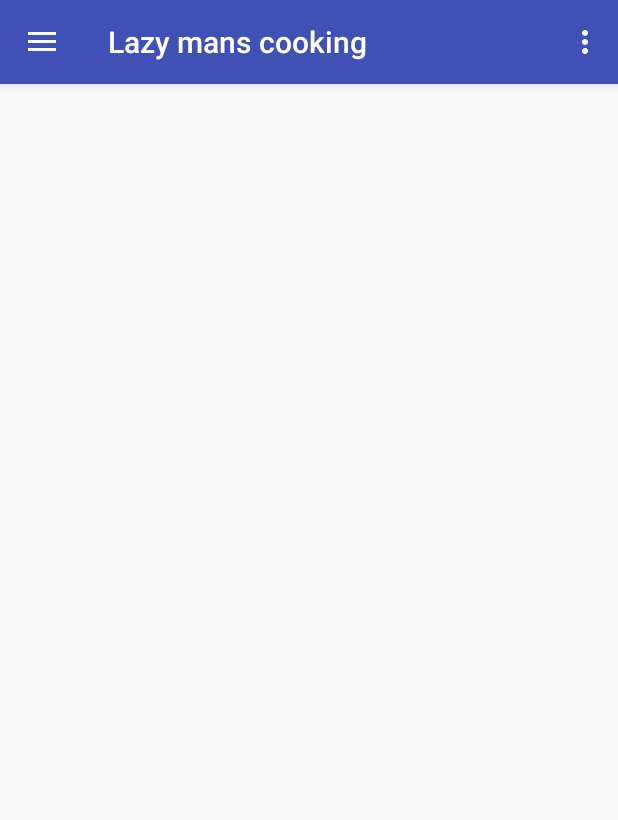
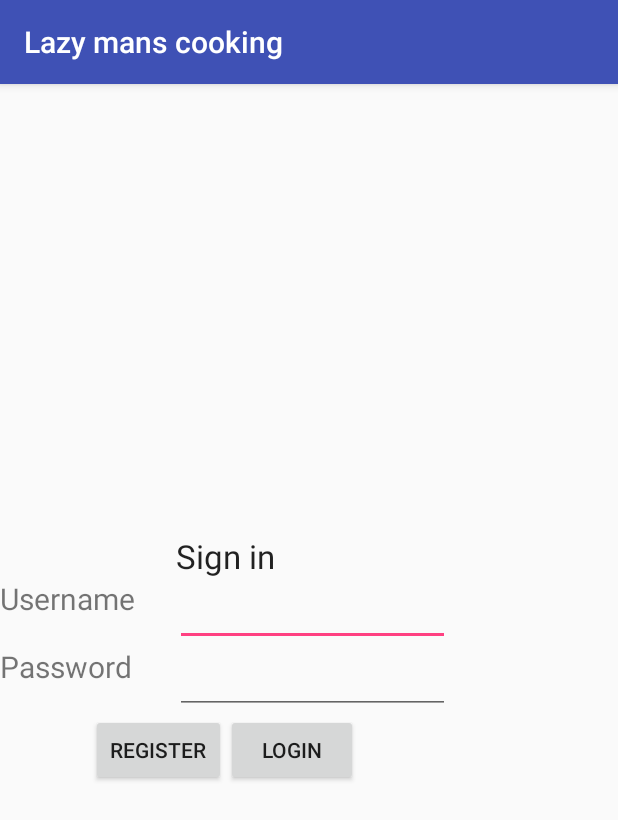
Before and after one commit to Bodhie/LazyMansCooking, an Android app: the screen it shows after launch (MainActivity before the commit, LogonActivity after it), on a phone screen of 412 x 824 dp. Shown: the top 820 px of the screen. Run offline under Robolectric (Android 15) with nearby library versions, the phone set to English and light mode, and no system bars.

Commit message:
Login screen addded

```diff
--- a/LazyMansCooking/app/src/main/AndroidManifest.xml
+++ b/LazyMansCooking/app/src/main/AndroidManifest.xml
@@ -8,6 +8,7 @@
         android:label="@string/app_name"
         android:supportsRtl="true"
         android:theme="@style/AppTheme" >
+        <activity android:name=".LogonActivity" />
         <activity
             android:name=".MainActivity"
             android:label="@string/app_name"
--- /dev/null
+++ b/LazyMansCooking/app/src/main/java/com/group10/lazymanscooking/LogonActivity.java
@@ -0,0 +1,22 @@
+package com.group10.lazymanscooking;
+
+import android.content.Intent;
+import android.os.Bundle;
+import android.support.v7.app.AppCompatActivity;
+import android.view.View;
+
+/**
+ * Created by Stefan on 2015-12-17.
+ */
+public class LogonActivity extends AppCompatActivity {
+    @Override
+    protected void onCreate(Bundle savedInstanceState) {
+        super.onCreate(savedInstanceState);
+        setContentView(R.layout.activity_logon);
+    }
+
+    public void login(View v){
+        Intent intent = new Intent(this, MainActivity.class);
+        startActivity(intent);
+    }
+}
--- a/LazyMansCooking/app/src/main/java/com/group10/lazymanscooking/Splash.java
+++ b/LazyMansCooking/app/src/main/java/com/group10/lazymanscooking/Splash.java
@@ -18,7 +18,7 @@ public class Splash extends Activity {
         int secondsDelayed = 1;
         new Handler().postDelayed(new Runnable() {
             public void run() {
-                startActivity(new Intent(Splash.this, MainActivity.class));
+                startActivity(new Intent(Splash.this, LogonActivity.class));
                 finish();
             }
         }, secondsDelayed * 2000);
--- /dev/null
+++ b/LazyMansCooking/app/src/main/res/layout/activity_logon.xml
@@ -0,0 +1,74 @@
+<?xml version="1.0" encoding="utf-8"?>
+<LinearLayout xmlns:android="http://schemas.android.com/apk/res/android"
+    android:orientation="vertical" android:layout_width="match_parent"
+    android:layout_height="match_parent">
+
+    <TableLayout
+        xmlns:android="http://schemas.android.com/apk/res/android"
+        android:layout_width="300dp"
+        android:layout_height="match_parent"
+        android:gravity="center">
+
+        <TextView
+            android:layout_width="wrap_content"
+            android:layout_height="wrap_content"
+            android:textAppearance="?android:attr/textAppearanceLarge"
+            android:text="Sign in"
+            android:id="@+id/textView2"
+            android:layout_column="0"
+            android:textAlignment="center"/>
+        <TableRow
+            android:layout_height="wrap_content"
+            android:layout_width="fill_parent"
+            android:gravity="center_horizontal">
+
+            <TextView
+                android:layout_width="match_parent"
+                android:layout_height="match_parent"
+                android:id="@+id/viewUsername"
+                android:text="Username"
+                android:textSize="20dp"
+                android:layout_weight="0.2"/>
+            <EditText
+                android:layout_width="match_parent"
+                android:layout_height="match_parent"
+                android:id="@+id/txtUsername"
+                android:layout_weight="0.7"/>
+        </TableRow>
+        <TableRow
+            android:layout_height="wrap_content"
+            android:layout_width="fill_parent"
+            android:gravity="center_horizontal">
+
+            <TextView
+                android:layout_width="match_parent"
+                android:layout_height="match_parent"
+                android:id="@+id/viewPassword"
+                android:text="Password"
+                android:textSize="20dp"
+                android:layout_weight="0.2"/>
+            <EditText
+                android:layout_width="match_parent"
+                android:layout_height="match_parent"
+                android:id="@+id/txtPassword"
+                android:layout_weight="0.7"/>
+        </TableRow>
+        <TableRow
+            android:layout_height="wrap_content"
+            android:layout_width="fill_parent"
+            android:gravity="center_horizontal">
+
+            <Button
+                android:layout_width="match_parent"
+                android:layout_height="match_parent"
+                android:id="@+id/btnRegister"
+                android:text="Register"/>
+            <Button
+                android:layout_width="match_parent"
+                android:layout_height="match_parent"
+                android:id="@+id/btnLogon"
+                android:text="Login"
+                android:onClick="login"/>
+        </TableRow>
+    </TableLayout>
+</LinearLayout>
--- a/LazyMansCooking/app/src/main/res/layout/app_bar_main.xml
+++ b/LazyMansCooking/app/src/main/res/layout/app_bar_main.xml
@@ -6,14 +6,18 @@
     android:layout_height="match_parent" android:fitsSystemWindows="true"
     tools:context=".MainActivity">
 
-    <android.support.design.widget.AppBarLayout android:layout_height="wrap_content"
-        android:layout_width="match_parent" android:theme="@style/AppTheme.AppBarOverlay">
-
-        <android.support.v7.widget.Toolbar android:id="@+id/toolbar"
-            android:layout_width="match_parent" android:layout_height="?attr/actionBarSize"
-            android:background="?attr/colorPrimary" app:popupTheme="@style/AppTheme.PopupOverlay" />
-
-    </android.support.design.widget.AppBarLayout>
+    <android.support.v7.widget.Toolbar
+        android:id="@+id/toolbar"
+        android:layout_width="match_parent"
+        android:layout_height="?attr/actionBarSize"
+        android:background="?attr/colorPrimary"
+        android:theme="@style/ThemeOverlay.AppCompat.Dark.ActionBar"
+        app:popupTheme="@style/ThemeOverlay.AppCompat.Light">
+        <EditText
+            android:layout_width="match_parent"
+            android:layout_height="match_parent"
+            android:id="@+id/txtSearch"/>
+    </android.support.v7.widget.Toolbar>
 
     <include layout="@layout/content_main" />
 
--- a/LazyMansCooking/app/src/main/res/menu/main.xml
+++ b/LazyMansCooking/app/src/main/res/menu/main.xml
@@ -1,6 +1,15 @@
 <menu xmlns:android="http://schemas.android.com/apk/res/android"
     xmlns:app="http://schemas.android.com/apk/res-auto"
     xmlns:tools="http://schemas.android.com/tools" tools:context=".MainActivity">
-    <item android:id="@+id/action_settings" android:title="@string/action_settings"
-        android:orderInCategory="100" app:showAsAction="never" />
+    <item
+        android:id="@+id/action_settings"
+        android:orderInCategory="100"
+        android:title="@string/action_settings"
+        app:showAsAction="never" />
+    <item
+        android:id="@+id/action_search"
+        android:orderInCategory="200"
+        android:title="Search"
+        android:icon="@drawable/search"
+        app:showAsAction="ifRoom" />
 </menu>
```
Also changed, not shown: LazyMansCooking/app/src/main/java/com/group10/lazymanscooking/MainActivity.java (line endings or trailing spaces), LazyMansCooking/app/src/main/res/drawable/search.png (added).
